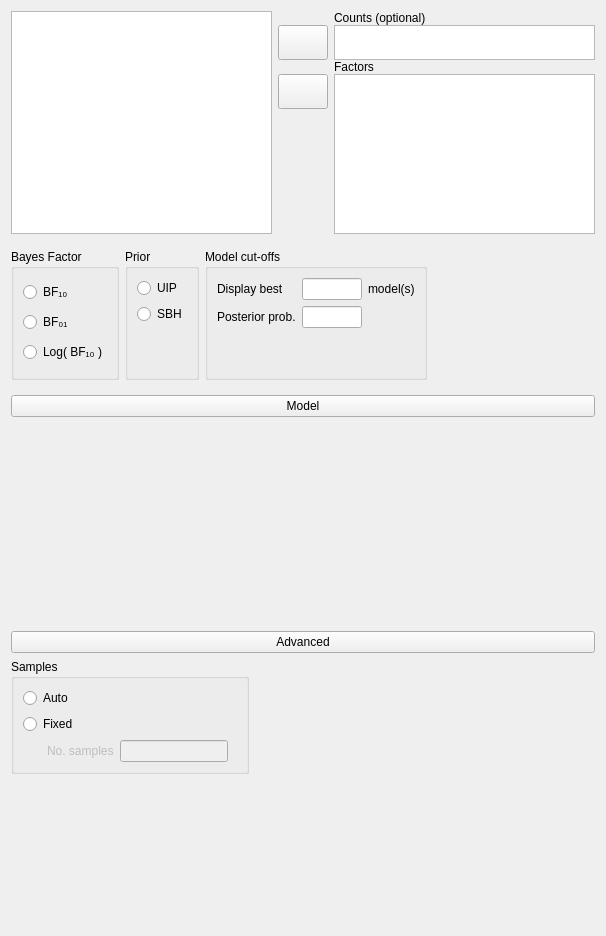
Qt form JASP-Desktop/analysisforms/regressionloglinearbayesianform.ui (jasp-stats/jasp-desktop) before a commit.
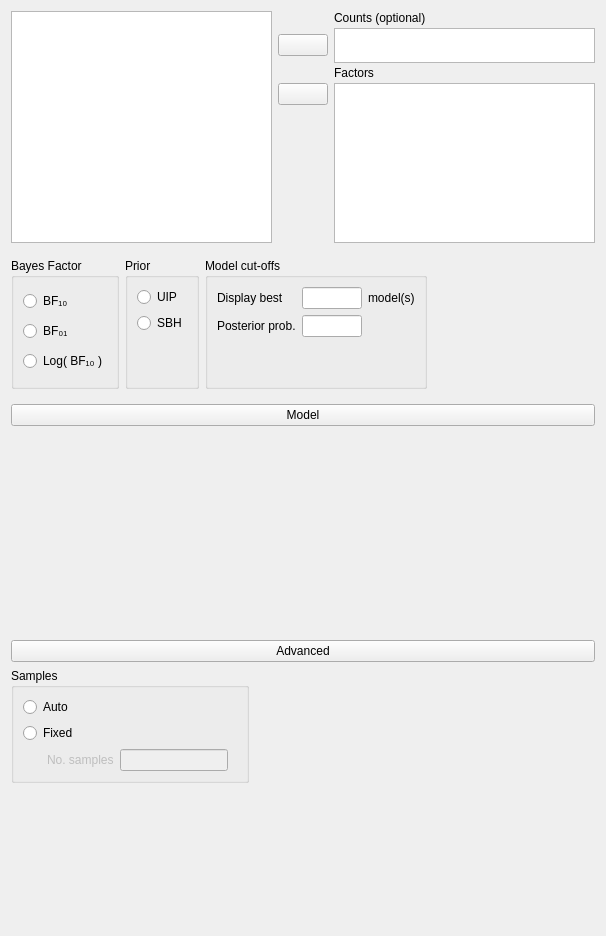
The same form after that commit. Custom widgets are drawn as their Qt base class.

What changed in the file:
```diff
--- a/JASP-Desktop/analysisforms/regressionloglinearbayesianform.ui
+++ b/JASP-Desktop/analysisforms/regressionloglinearbayesianform.ui
@@ -36,7 +36,7 @@
        <number>0</number>
       </property>
       <property name="verticalSpacing">
-       <number>0</number>
+       <number>3</number>
       </property>
       <item row="0" column="2">
        <widget class="QLabel" name="label">
@@ -56,13 +56,13 @@
         <property name="minimumSize">
          <size>
           <width>50</width>
-          <height>35</height>
+          <height>0</height>
          </size>
         </property>
         <property name="maximumSize">
          <size>
           <width>50</width>
-          <height>35</height>
+          <height>16777215</height>
          </size>
         </property>
         <property name="text">
@@ -126,13 +126,13 @@
         <property name="minimumSize">
          <size>
           <width>50</width>
-          <height>35</height>
+          <height>0</height>
          </size>
         </property>
         <property name="maximumSize">
          <size>
           <width>50</width>
-          <height>35</height>
+          <height>16777215</height>
          </size>
         </property>
         <property name="text">
```
